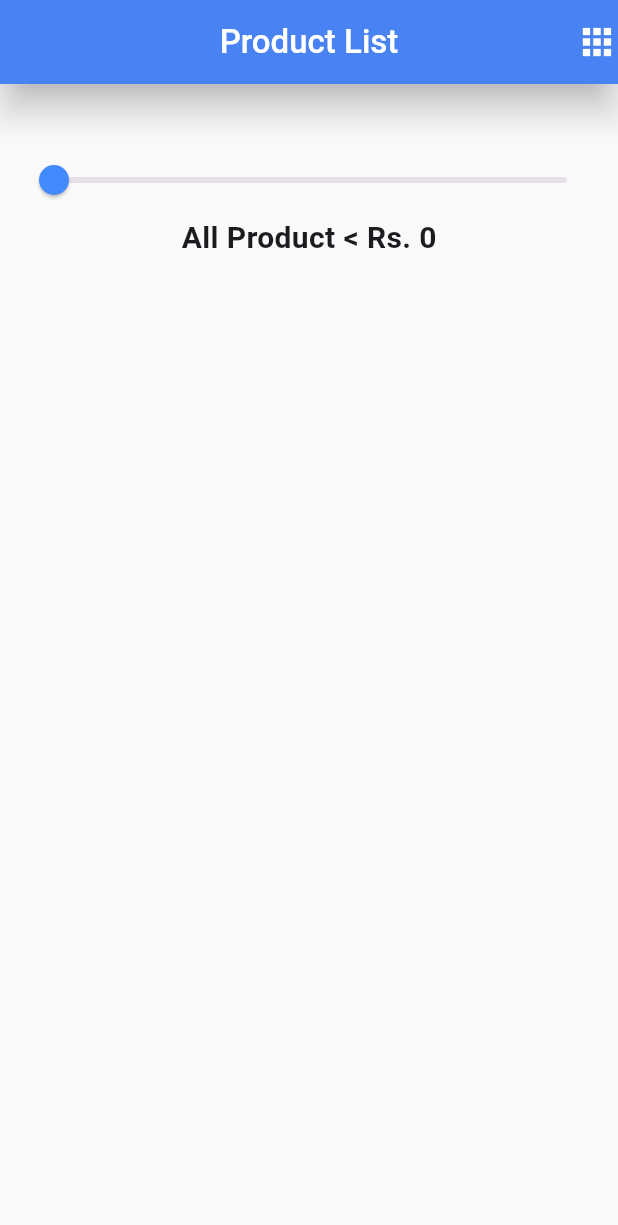
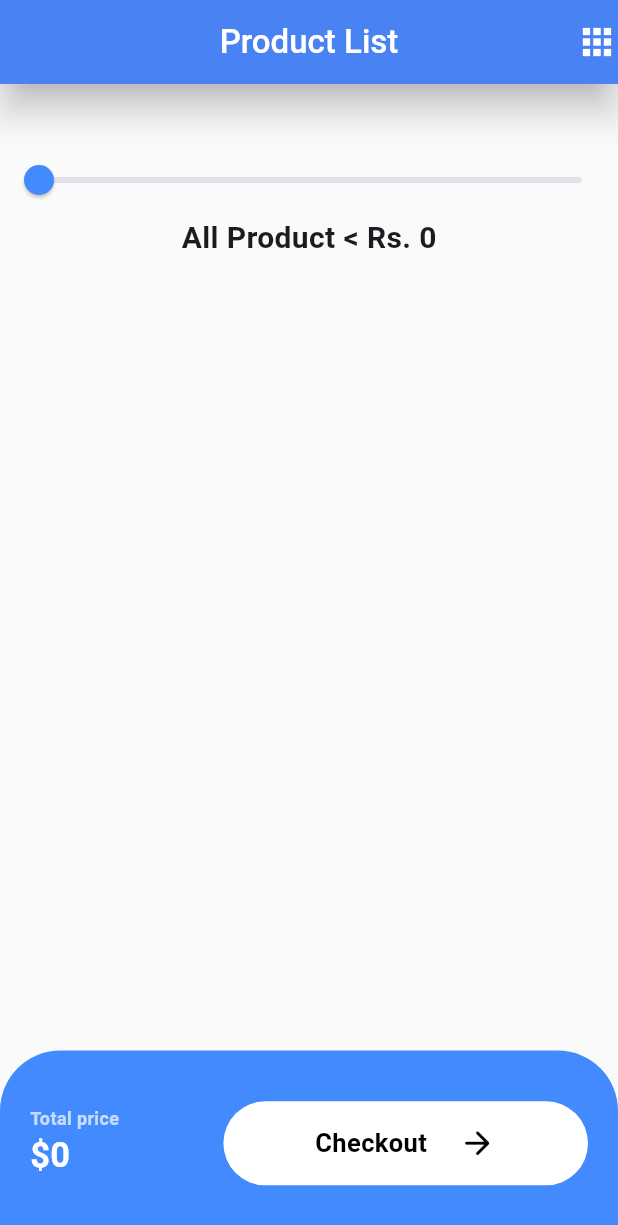
Before and after one commit to MauryaAayush/slider_product, a Flutter app: the screen it shows after launch, on a phone screen of 412 x 824 dp. Shown: the top 1225 px of the screen. Run offline on Flutter 3.47's test engine with Material 3 defaults, Android fonts, the phone set to English and light mode, and no system bars; missing offline and left inert: dart:ffi.

Commit message:
Radhey Radhey

```diff
--- a/lib/main.dart
+++ b/lib/main.dart
@@ -18,9 +18,26 @@ class Slider_list extends StatefulWidget {
   State<Slider_list> createState() => _Slider_listState();
 }
 
+
+class _Slider_listState extends State<Slider_list> {
+
   double amount = 0;
 
-class _Slider_listState extends State<Slider_list> {
+  List selectedProducts = [];
+
+ int Totalprice ()
+ {
+   int total = 0;
+
+  for(var item in selectedProducts)
+    {
+    int price = item['price'];
+    total = total + price;
+    }
+   return total;
+
+ }
+
   @override
   Widget build(BuildContext context) {
     double height = MediaQuery.of(context).size.height;
@@ -48,7 +65,7 @@ class _Slider_listState extends State<Slider_list> {
           ],
         ),
         body: Padding(
-          padding: const EdgeInsets.fromLTRB(10, 40, 10, 0),
+          padding: const EdgeInsets.fromLTRB(0, 40, 0, 0),
           child: Column(
             mainAxisAlignment: MainAxisAlignment.start,
             children: [
@@ -60,6 +77,9 @@ class _Slider_listState extends State<Slider_list> {
                 activeColor: Colors.blueAccent,
                 onChanged: (value) {
                   amount = value;
+
+                  selectedProducts = data.where((item) => item['price'] < amount).toList();
+
                   setState(() {});
                 },
               ),
@@ -76,7 +96,80 @@ class _Slider_listState extends State<Slider_list> {
                           data.length,
                           (index) => (data[index]['price'] < amount)
                               ? Our_Product(index)
-                              : Container()))),
+                              : Container())
+                  )
+              ),
+
+              Container(
+                  height: height * 0.15,
+                  width: width,
+                  decoration: BoxDecoration(
+                      color: Colors.blueAccent,
+                      borderRadius: BorderRadius.only(
+                          topLeft: Radius.circular(40),
+                          topRight: Radius.circular(40))),
+                  alignment: Alignment.center,
+                  child: Padding(
+                    padding: EdgeInsets.symmetric(vertical: 28, horizontal: 20),
+                    child: Row(
+                      mainAxisAlignment: MainAxisAlignment.spaceBetween,
+                      children: [
+                        Container(
+                          // color: Colors.red,
+                          height: 50,
+                          width: 100,
+                          child: Column(
+                            mainAxisAlignment: MainAxisAlignment.start,
+                            crossAxisAlignment: CrossAxisAlignment.start,
+                            children: [
+                              Text(
+                                'Total price',
+                                style: TextStyle(
+                                      color: Colors.white70,
+                                      fontSize: 12,
+                                      fontWeight: FontWeight.w600,
+                                    ),
+                              ),
+                              Text(
+                                '\$${Totalprice()}',
+                                style: TextStyle(
+                                      color: Colors.white,
+                                      fontSize: 23,
+                                      fontWeight: FontWeight.w700,
+                                    ),
+                              ),
+                            ],
+                          ),
+                        ),
+                        Container(
+                          padding: EdgeInsets.symmetric(horizontal: 40),
+                          height: height * 0.068,
+                          width: width * 0.59,
+                          decoration: BoxDecoration(
+                              color: Colors.white,
+                              borderRadius: BorderRadius.all(Radius.circular(30))),
+                          child: Row(
+                            mainAxisAlignment: MainAxisAlignment.spaceEvenly,
+                            children: [
+                              Text(
+                                'Checkout',
+                                style: TextStyle(
+                                      color: Colors.black,
+                                      fontSize: 17,
+                                      fontWeight: FontWeight.w700),
+
+                              ),
+                              Icon(
+                                Icons.arrow_forward_rounded,
+                                color: Colors.black,
+                                size: 25,
+                              ),
+                            ],
+                          ),
+                        )
+                      ],
+                    ),
+                  ))
             ],
           ),
         ),
@@ -85,7 +178,9 @@ class _Slider_listState extends State<Slider_list> {
   }
 
   Widget Our_Product(int index) {
-    return Container(
+    return Padding(
+      padding:  EdgeInsets.symmetric(horizontal: 8),
+      child: Container(
         alignment: Alignment.center,
         margin: const EdgeInsets.symmetric(
           vertical: 10,
@@ -117,13 +212,16 @@ class _Slider_listState extends State<Slider_list> {
           subtitle: Text(
             data[index]['title'],
             style: const TextStyle(
-              fontSize: 17, color: Colors.grey, fontWeight: FontWeight.w500),
+                fontSize: 17,
+                color: Colors.grey,
+                fontWeight: FontWeight.w500),
           ),
           trailing: Text(
             'Rs.${data[index]['price']}',
             style: const TextStyle(fontSize: 18, color: Colors.grey),
           ),
         ),
+      ),
     );
   }
 }
```
Lines whose indentation alone changed are shown as unchanged.
